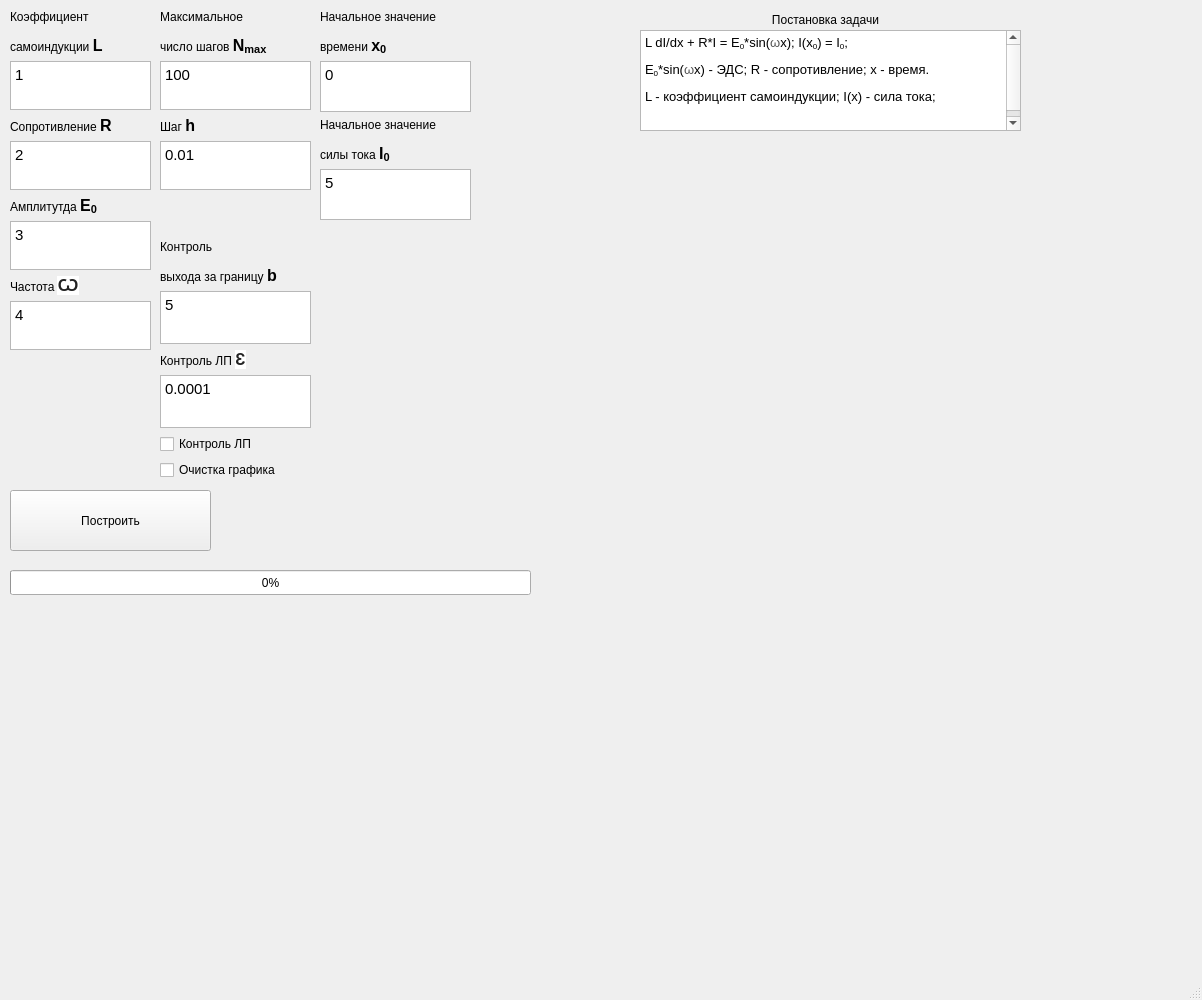
The window that label_for_graphic.ui (PaBochka/Lab_Num_Met) describes before a commit, drawn with Qt 5.
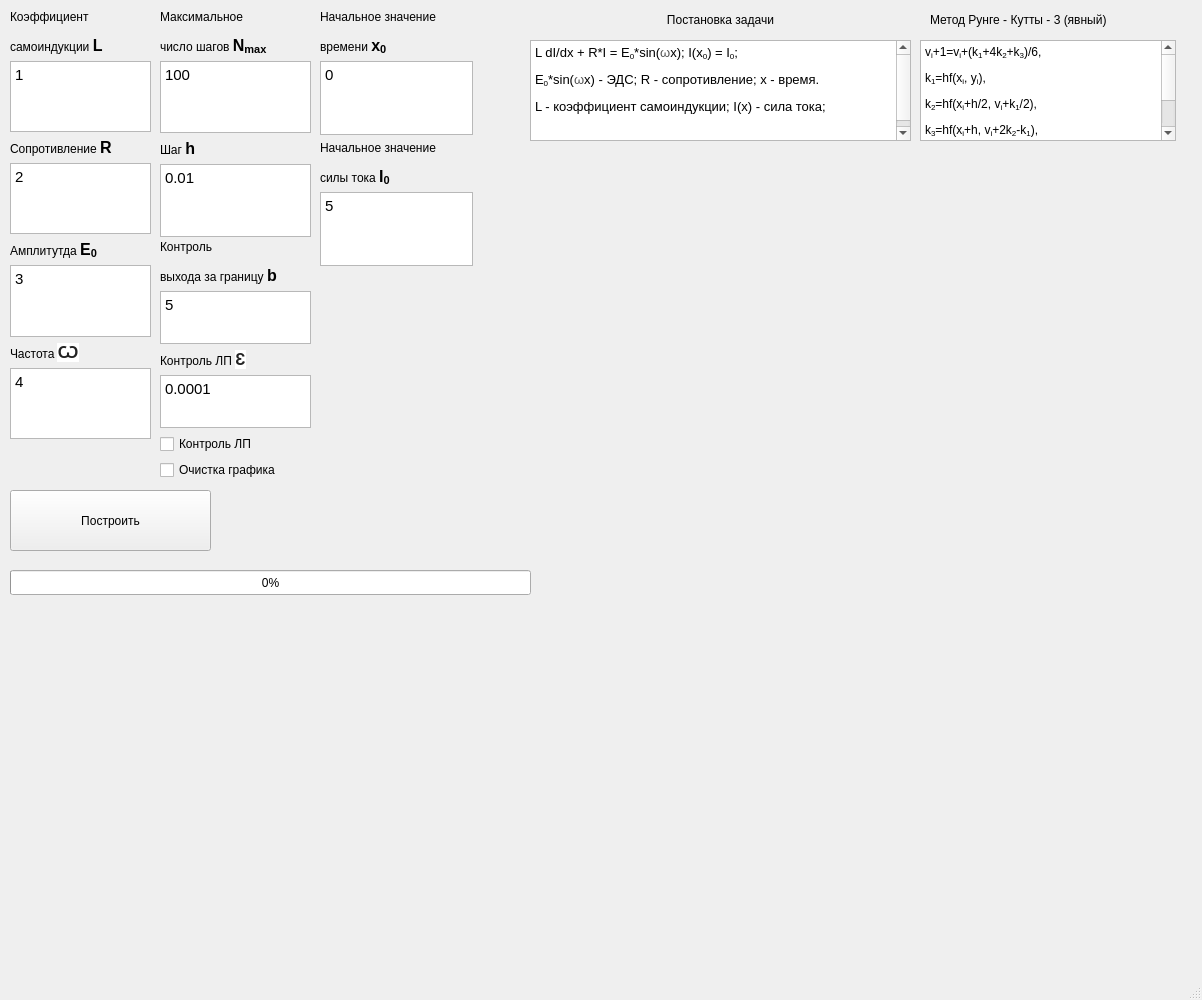
The same window after the commit.

```diff
--- a/label_for_graphic.ui
+++ b/label_for_graphic.ui
@@ -51,8 +51,8 @@
    <widget class="QTextBrowser" name="textBrowser_2">
     <property name="geometry">
      <rect>
-      <x>640</x>
-      <y>30</y>
+      <x>530</x>
+      <y>40</y>
       <width>381</width>
       <height>101</height>
      </rect>
@@ -87,9 +87,9 @@
    <widget class="QLabel" name="label_9">
     <property name="geometry">
      <rect>
-      <x>540</x>
+      <x>590</x>
       <y>10</y>
-      <width>571</width>
+      <width>261</width>
       <height>21</height>
      </rect>
     </property>
@@ -103,7 +103,7 @@
       <x>160</x>
       <y>10</y>
       <width>151</width>
-      <height>181</height>
+      <height>227</height>
      </rect>
     </property>
     <layout class="QVBoxLayout" name="verticalLayout_5">
@@ -157,7 +157,7 @@
       <x>10</x>
       <y>10</y>
       <width>141</width>
-      <height>341</height>
+      <height>429</height>
      </rect>
     </property>
     <layout class="QVBoxLayout" name="verticalLayout_4">
@@ -258,8 +258,8 @@
      <rect>
       <x>320</x>
       <y>10</y>
-      <width>151</width>
-      <height>211</height>
+      <width>153</width>
+      <height>256</height>
      </rect>
     </property>
     <layout class="QVBoxLayout" name="verticalLayout_6">
@@ -382,6 +382,41 @@
      </item>
     </layout>
    </widget>
+   <widget class="QTextBrowser" name="textBrowser">
+    <property name="geometry">
+     <rect>
+      <x>920</x>
+      <y>40</y>
+      <width>256</width>
+      <height>101</height>
+     </rect>
+    </property>
+    <property name="html">
+     <string>&lt;!DOCTYPE HTML PUBLIC &quot;-//W3C//DTD HTML 4.0//EN&quot; &quot;http://www.w3.org/TR/REC-html40/strict.dtd&quot;&gt;
+&lt;html&gt;&lt;head&gt;&lt;meta name=&quot;qrichtext&quot; content=&quot;1&quot; /&gt;&lt;style type=&quot;text/css&quot;&gt;
+p, li { white-space: pre-wrap; }
+&lt;/style&gt;&lt;/head&gt;&lt;body style=&quot; font-family:'Ubuntu'; font-size:11pt; font-weight:400; font-style:normal;&quot;&gt;
+&lt;p align=&quot;justify&quot; style=&quot; margin-top:12px; margin-bottom:12px; margin-left:0px; margin-right:0px; -qt-block-indent:0; text-indent:0px;&quot;&gt;&lt;span style=&quot; font-family:'Verdana,Helvetica'; font-size:9pt; color:#000000;&quot;&gt;v&lt;/span&gt;&lt;span style=&quot; font-family:'Verdana,Helvetica'; font-size:9pt; color:#000000; vertical-align:sub;&quot;&gt;i&lt;/span&gt;&lt;span style=&quot; font-family:'Verdana,Helvetica'; font-size:9pt; color:#000000;&quot;&gt;+1=v&lt;/span&gt;&lt;span style=&quot; font-family:'Verdana,Helvetica'; font-size:9pt; color:#000000; vertical-align:sub;&quot;&gt;i&lt;/span&gt;&lt;span style=&quot; font-family:'Verdana,Helvetica'; font-size:9pt; color:#000000;&quot;&gt;+(k&lt;/span&gt;&lt;span style=&quot; font-family:'Verdana,Helvetica'; font-size:9pt; color:#000000; vertical-align:sub;&quot;&gt;1&lt;/span&gt;&lt;span style=&quot; font-family:'Verdana,Helvetica'; font-size:9pt; color:#000000;&quot;&gt;+4k&lt;/span&gt;&lt;span style=&quot; font-family:'Verdana,Helvetica'; font-size:9pt; color:#000000; vertical-align:sub;&quot;&gt;2&lt;/span&gt;&lt;span style=&quot; font-family:'Verdana,Helvetica'; font-size:9pt; color:#000000;&quot;&gt;+k&lt;/span&gt;&lt;span style=&quot; font-family:'Verdana,Helvetica'; font-size:9pt; color:#000000; vertical-align:sub;&quot;&gt;3&lt;/span&gt;&lt;span style=&quot; font-family:'Verdana,Helvetica'; font-size:9pt; color:#000000;&quot;&gt;)/6,&lt;/span&gt;&lt;/p&gt;
+&lt;p align=&quot;justify&quot; style=&quot; margin-top:12px; margin-bottom:12px; margin-left:0px; margin-right:0px; -qt-block-indent:0; text-indent:0px;&quot;&gt;&lt;span style=&quot; font-family:'Verdana,Helvetica'; font-size:9pt; color:#000000;&quot;&gt;k&lt;/span&gt;&lt;span style=&quot; font-family:'Verdana,Helvetica'; font-size:9pt; color:#000000; vertical-align:sub;&quot;&gt;1&lt;/span&gt;&lt;span style=&quot; font-family:'Verdana,Helvetica'; font-size:9pt; color:#000000;&quot;&gt;=hf(x&lt;/span&gt;&lt;span style=&quot; font-family:'Verdana,Helvetica'; font-size:9pt; color:#000000; vertical-align:sub;&quot;&gt;i&lt;/span&gt;&lt;span style=&quot; font-family:'Verdana,Helvetica'; font-size:9pt; color:#000000;&quot;&gt;, y&lt;/span&gt;&lt;span style=&quot; font-family:'Verdana,Helvetica'; font-size:9pt; color:#000000; vertical-align:sub;&quot;&gt;i&lt;/span&gt;&lt;span style=&quot; font-family:'Verdana,Helvetica'; font-size:9pt; color:#000000;&quot;&gt;),&lt;/span&gt;&lt;/p&gt;
+&lt;p align=&quot;justify&quot; style=&quot; margin-top:12px; margin-bottom:12px; margin-left:0px; margin-right:0px; -qt-block-indent:0; text-indent:0px;&quot;&gt;&lt;span style=&quot; font-family:'Verdana,Helvetica'; font-size:9pt; color:#000000;&quot;&gt;k&lt;/span&gt;&lt;span style=&quot; font-family:'Verdana,Helvetica'; font-size:9pt; color:#000000; vertical-align:sub;&quot;&gt;2&lt;/span&gt;&lt;span style=&quot; font-family:'Verdana,Helvetica'; font-size:9pt; color:#000000;&quot;&gt;=hf(x&lt;/span&gt;&lt;span style=&quot; font-family:'Verdana,Helvetica'; font-size:9pt; color:#000000; vertical-align:sub;&quot;&gt;i&lt;/span&gt;&lt;span style=&quot; font-family:'Verdana,Helvetica'; font-size:9pt; color:#000000;&quot;&gt;+h/2, v&lt;/span&gt;&lt;span style=&quot; font-family:'Verdana,Helvetica'; font-size:9pt; color:#000000; vertical-align:sub;&quot;&gt;i&lt;/span&gt;&lt;span style=&quot; font-family:'Verdana,Helvetica'; font-size:9pt; color:#000000;&quot;&gt;+k&lt;/span&gt;&lt;span style=&quot; font-family:'Verdana,Helvetica'; font-size:9pt; color:#000000; vertical-align:sub;&quot;&gt;1&lt;/span&gt;&lt;span style=&quot; font-family:'Verdana,Helvetica'; font-size:9pt; color:#000000;&quot;&gt;/2),&lt;/span&gt;&lt;/p&gt;
+&lt;p align=&quot;justify&quot; style=&quot; margin-top:12px; margin-bottom:12px; margin-left:0px; margin-right:0px; -qt-block-indent:0; text-indent:0px;&quot;&gt;&lt;span style=&quot; font-family:'Verdana,Helvetica'; font-size:9pt; color:#000000;&quot;&gt;k&lt;/span&gt;&lt;span style=&quot; font-family:'Verdana,Helvetica'; font-size:9pt; color:#000000; vertical-align:sub;&quot;&gt;3&lt;/span&gt;&lt;span style=&quot; font-family:'Verdana,Helvetica'; font-size:9pt; color:#000000;&quot;&gt;=hf(x&lt;/span&gt;&lt;span style=&quot; font-family:'Verdana,Helvetica'; font-size:9pt; color:#000000; vertical-align:sub;&quot;&gt;i&lt;/span&gt;&lt;span style=&quot; font-family:'Verdana,Helvetica'; font-size:9pt; color:#000000;&quot;&gt;+h, v&lt;/span&gt;&lt;span style=&quot; font-family:'Verdana,Helvetica'; font-size:9pt; color:#000000; vertical-align:sub;&quot;&gt;i&lt;/span&gt;&lt;span style=&quot; font-family:'Verdana,Helvetica'; font-size:9pt; color:#000000;&quot;&gt;+2k&lt;/span&gt;&lt;span style=&quot; font-family:'Verdana,Helvetica'; font-size:9pt; color:#000000; vertical-align:sub;&quot;&gt;2&lt;/span&gt;&lt;span style=&quot; font-family:'Verdana,Helvetica'; font-size:9pt; color:#000000;&quot;&gt;-k&lt;/span&gt;&lt;span style=&quot; font-family:'Verdana,Helvetica'; font-size:9pt; color:#000000; vertical-align:sub;&quot;&gt;1&lt;/span&gt;&lt;span style=&quot; font-family:'Verdana,Helvetica'; font-size:9pt; color:#000000;&quot;&gt;),&lt;/span&gt;&lt;/p&gt;
+&lt;p align=&quot;justify&quot; style=&quot; margin-top:12px; margin-bottom:12px; margin-left:0px; margin-right:0px; -qt-block-indent:0; text-indent:0px;&quot;&gt;&lt;span style=&quot; font-family:'Verdana,Helvetica'; font-size:9pt; color:#000000;&quot;&gt;x&lt;/span&gt;&lt;span style=&quot; font-family:'Verdana,Helvetica'; font-size:9pt; color:#000000; vertical-align:sub;&quot;&gt;i+1&lt;/span&gt;&lt;span style=&quot; font-family:'Verdana,Helvetica'; font-size:9pt; color:#000000;&quot;&gt;=x&lt;/span&gt;&lt;span style=&quot; font-family:'Verdana,Helvetica'; font-size:9pt; color:#000000; vertical-align:sub;&quot;&gt;i&lt;/span&gt;&lt;span style=&quot; font-family:'Verdana,Helvetica'; font-size:9pt; color:#000000;&quot;&gt;+h.&lt;/span&gt;&lt;/p&gt;
+&lt;p align=&quot;justify&quot; style=&quot;-qt-paragraph-type:empty; margin-top:12px; margin-bottom:12px; margin-left:0px; margin-right:0px; -qt-block-indent:0; text-indent:0px;&quot;&gt;&lt;br /&gt;&lt;/p&gt;&lt;/body&gt;&lt;/html&gt;</string>
+    </property>
+   </widget>
+   <widget class="QLabel" name="label">
+    <property name="geometry">
+     <rect>
+      <x>930</x>
+      <y>10</y>
+      <width>241</width>
+      <height>20</height>
+     </rect>
+    </property>
+    <property name="text">
+     <string>Метод Рунге - Кутты - 3 (явный)</string>
+    </property>
+   </widget>
   </widget>
   <widget class="QStatusBar" name="statusbar"/>
  </widget>
```
